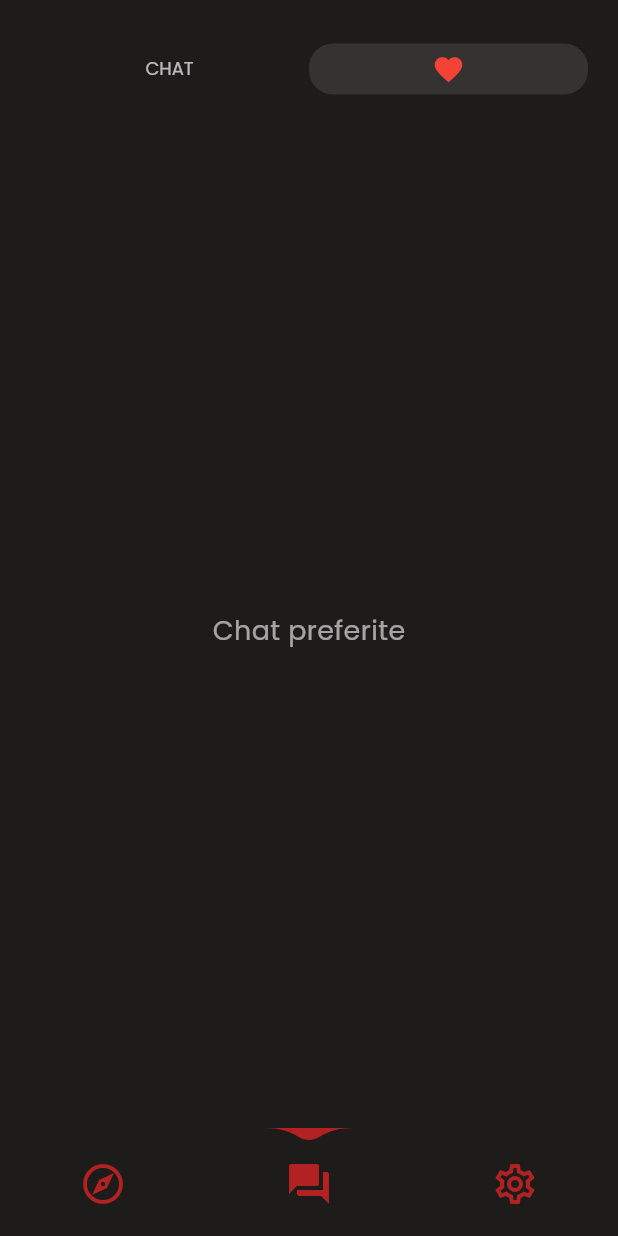
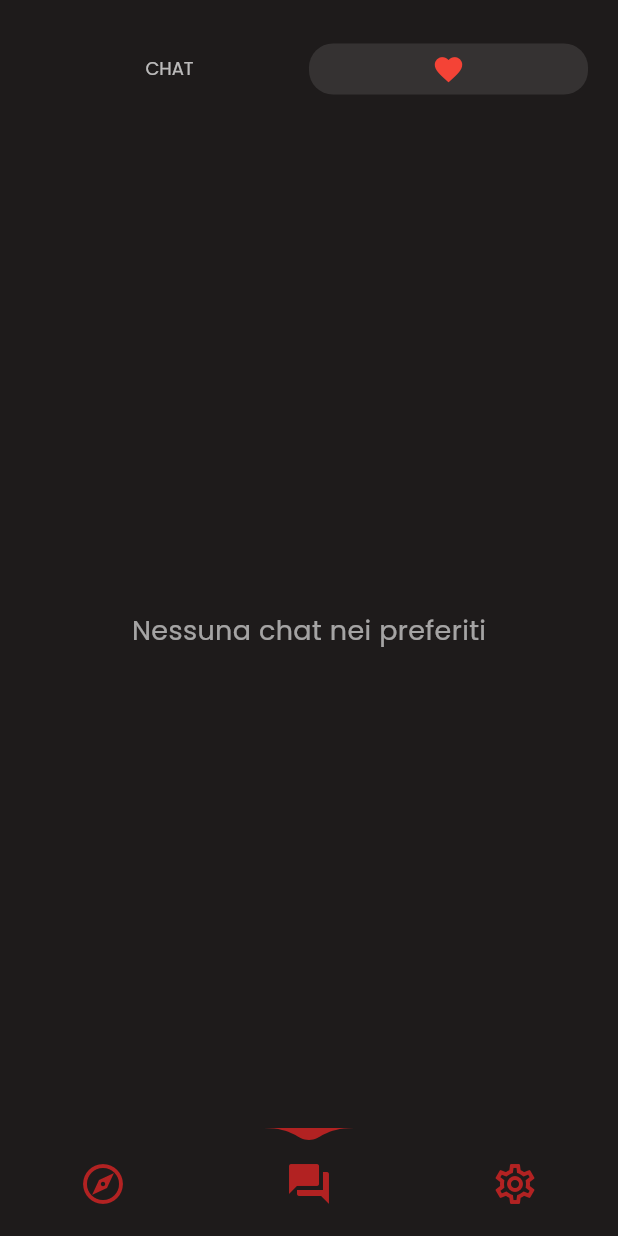
Before and after one commit to Halulala/Ai-Adventures, a Flutter app: the screen it shows after launch, item 2 of the bottom bar chosen, after a tap on the "favorite outline" icon, on a phone screen of 412 x 824 dp. Run offline on Flutter 3.47's test engine with Material 3 defaults, Android fonts, the phone set to English and light mode, and no system bars; drawn by our look-alikes of water_drop_nav_bar; our stand-ins replace google_fonts; missing offline and left inert: dynamic_height_grid_view.

Commit message:
update grap and text page logic

```diff
--- a/lib/main.dart
+++ b/lib/main.dart
@@ -2,6 +2,7 @@ import 'package:flutter/material.dart';
 import 'package:google_fonts/google_fonts.dart';
 import 'package:progetto/pages/explore_page.dart';
 import 'package:progetto/pages/all_chats_page.dart';
+import 'package:progetto/pages/option_profile.dart';
 
 import 'package:water_drop_nav_bar/water_drop_nav_bar.dart';
 
@@ -43,7 +44,7 @@ class _MainScreenState extends State<MainScreen> {
   final List<Widget> _pages = const [
     ExplorePage(),
     AllChatsPage(),
-    //
+    OptionProfile(),
   ];
 
   @override
--- a/lib/pages/all_chats_page.dart
+++ b/lib/pages/all_chats_page.dart
@@ -1,5 +1,5 @@
+import 'package:google_fonts/google_fonts.dart';
 import 'package:flutter/material.dart';
-import 'package:google_fonts/google_fonts.dart';
 
 class AllChatsPage extends StatefulWidget {
   const AllChatsPage({super.key});
@@ -11,21 +11,26 @@ class AllChatsPage extends StatefulWidget {
 class _AllChatsPageState extends State<AllChatsPage> {
   bool isChatSelected = true;
   late PageController _pageController;
+  List<Map<String, String>> favoriteChats = [];
+
 
   final List<Map<String, String>> chats = [
-    {'name': 'Er pupone', 'message': 'A maggggica!', 'unread': 'true'},
-    {
-      'name': 'Bomba Anarchica',
-      'message': 'Sei nato sotto n cielo, sbaaaagliaaaato',
-      'unread': 'false',
-    },
-    {'name': 'Marco', 'message': 'Evoco Exodia il proibito!', 'unread': 'true'},
+    {'name': 'Er pupone', 'message': 'A maggggica!', 'unreadCount': '3'},
+    {'name': 'Bomba Anarchica', 'message': 'Sei nato sotto n cielo, sbaaaagliaaaato', 'unreadCount': '0'},
+    {'name': 'Marco', 'message': 'Evoco Exodia il proibito!', 'unreadCount': '2'},
   ];
+
 
   @override
   void initState() {
     super.initState();
     _pageController = PageController(initialPage: isChatSelected ? 0 : 1);
+  }
+
+  @override
+  void dispose() {
+    _pageController.dispose();
+    super.dispose();
   }
 
   void _switchToTab(int index) {
@@ -40,7 +45,68 @@ class _AllChatsPageState extends State<AllChatsPage> {
   }
 
   Widget _buildChatItem(Map<String, String> chat) {
-    return Padding(
+    final bool isFavorite = favoriteChats.contains(chat);
+
+    return GestureDetector(
+      onLongPress: () {
+        showModalBottomSheet(
+          context: context,
+          backgroundColor: Colors.grey[900],
+          shape: const RoundedRectangleBorder(
+            borderRadius: BorderRadius.vertical(top: Radius.circular(20)),
+          ),
+          builder: (context) {
+            return Column(
+              mainAxisSize: MainAxisSize.min,
+              children: [
+                if (!isFavorite)
+                  ListTile(
+                    leading: const Icon(Icons.favorite, color: Colors.red),
+                    title: const Text("Aggiungi ai preferiti", style: TextStyle(color: Colors.white)),
+                    onTap: () {
+                      Navigator.pop(context);
+                      setState(() {
+                        favoriteChats.add(chat);
+                      });
+                      ScaffoldMessenger.of(context).showSnackBar(
+                        const SnackBar(content: Text('È stata aggiunta ai preferiti')),
+                      );
+                    },
+                  ),
+                if (isFavorite)
+                  ListTile(
+                    leading: const Icon(Icons.favorite_border, color: Colors.redAccent),
+                    title: const Text("Rimuovi dai preferiti", style: TextStyle(color: Colors.white)),
+                    onTap: () {
+                      Navigator.pop(context);
+                      setState(() {
+                        favoriteChats.remove(chat);
+                      });
+                      ScaffoldMessenger.of(context).showSnackBar(
+                        const SnackBar(content: Text('Rimossa dai preferiti')),
+                      );
+                    },
+                  ),
+                ListTile(
+                  leading: const Icon(Icons.delete, color: Colors.white70),
+                  title: const Text("Elimina", style: TextStyle(color: Colors.white)),
+                  onTap: () {
+                    Navigator.pop(context);
+                    setState(() {
+                      chats.remove(chat);
+                      favoriteChats.remove(chat);
+                    });
+                    ScaffoldMessenger.of(context).showSnackBar(
+                      const SnackBar(content: Text('La chat è stata eliminata')),
+                    );
+                  },
+                ),
+              ],
+            );
+          },
+        );
+      },
+      child: Padding(
         padding: const EdgeInsets.symmetric(vertical: 8.0),
         child: Container(
           padding: const EdgeInsets.all(12.0),
@@ -76,20 +142,20 @@ class _AllChatsPageState extends State<AllChatsPage> {
                   ],
                 ),
               ),
-            if (chat['unread'] == 'true')
+              if (chat['unreadCount'] != null && chat['unreadCount'] != '0')
                 Container(
-                padding: const EdgeInsets.all(6.0),
-                decoration: const BoxDecoration(
+                  padding: const EdgeInsets.symmetric(horizontal: 8.0, vertical: 4.0),
+                  decoration: BoxDecoration(
                     color: Colors.red,
-                  shape: BoxShape.circle,
+                    borderRadius: BorderRadius.circular(12),
                   ),
-                child: const Icon(
-                  Icons.fiber_new,
-                  color: Colors.white,
-                  size: 16,
+                  child: Text(
+                    chat['unreadCount']!,
+                    style: const TextStyle(color: Colors.white, fontSize: 12),
                   ),
                 ),
             ],
+          ),
         ),
       ),
     );
@@ -119,16 +185,11 @@ class _AllChatsPageState extends State<AllChatsPage> {
           child: Column(
             children: [
               Padding(
-                padding: const EdgeInsets.symmetric(
-                  horizontal: 16,
-                  vertical: 12,
-                ),
+                padding: const EdgeInsets.symmetric(horizontal: 16, vertical: 12),
                 child: LayoutBuilder(
                   builder: (context, constraints) {
-                    final tabCount = 2;
-                    final tabWidth = constraints.maxWidth / tabCount;
-                    final indicatorAlignment =
-                        isChatSelected
+                    final tabWidth = constraints.maxWidth / 2;
+                    final indicatorAlignment = isChatSelected
                         ? Alignment.centerLeft
                         : Alignment.centerRight;
 
@@ -157,19 +218,11 @@ class _AllChatsPageState extends State<AllChatsPage> {
                                   onTap: () => _switchToTab(0),
                                   child: Center(
                                     child: AnimatedDefaultTextStyle(
-                                      duration: const Duration(
-                                        milliseconds: 200,
-                                      ),
+                                      duration: const Duration(milliseconds: 200),
                                       style: GoogleFonts.poppins(
                                         fontSize: isChatSelected ? 15 : 12,
-                                        fontWeight:
-                                            isChatSelected
-                                                ? FontWeight.w600
-                                                : FontWeight.w400,
-                                        color:
-                                            isChatSelected
-                                                ? Colors.red
-                                                : Colors.white70,
+                                        fontWeight: isChatSelected ? FontWeight.w600 : FontWeight.w400,
+                                        color: isChatSelected ? Colors.red : Colors.white70,
                                       ),
                                       child: const Text('CHAT'),
                                     ),
@@ -182,11 +235,8 @@ class _AllChatsPageState extends State<AllChatsPage> {
                                   onTap: () => _switchToTab(1),
                                   child: Center(
                                     child: AnimatedSwitcher(
-                                      duration: const Duration(
-                                        milliseconds: 200,
-                                      ),
-                                      child:
-                                          isChatSelected
+                                      duration: const Duration(milliseconds: 200),
+                                      child: isChatSelected
                                           ? const Icon(
                                         Icons.favorite_border,
                                         key: ValueKey('outlined'),
@@ -221,21 +271,29 @@ class _AllChatsPageState extends State<AllChatsPage> {
                     });
                   },
                   children: [
+                    // ✅ Tab 0: tutte le chat
                     ListView.builder(
                       padding: const EdgeInsets.symmetric(horizontal: 16),
                       itemCount: chats.length,
-                      itemBuilder:
-                          (context, index) => _buildChatItem(chats[index]),
+                      itemBuilder: (context, index) => _buildChatItem(chats[index]),
                     ),
-                    Center(
+
+                    // ✅ Tab 1: chat preferite
+                    favoriteChats.isEmpty
+                        ? Center(
                       child: Text(
-                        'Chat preferite',
+                        'Nessuna chat nei preferiti',
                         style: GoogleFonts.poppins(
                           fontSize: 18,
                           color: Colors.white60,
                           fontWeight: FontWeight.w400,
                         ),
                       ),
+                    )
+                        : ListView.builder(
+                      padding: const EdgeInsets.symmetric(horizontal: 16),
+                      itemCount: favoriteChats.length,
+                      itemBuilder: (context, index) => _buildChatItem(favoriteChats[index]),
                     ),
                   ],
                 ),
--- a/lib/pages/explore_page.dart
+++ b/lib/pages/explore_page.dart
@@ -192,13 +192,16 @@ class _ExplorePageState extends State<ExplorePage> {
                   ),
                 ),
                 const SizedBox(width: 10),
-                IconButton(
+                Padding(
+                  padding: const EdgeInsets.fromLTRB(40,0,0,0),
+                  child: IconButton(
                     icon: const Icon(Icons.search, color: Colors.white),
                     onPressed: () {
                       setState(() {
                         isSearching = true;
                       });
                     },
+                  ),
                 ),
               ],
             ),
--- /dev/null
+++ b/lib/pages/option_profile.dart
@@ -0,0 +1,274 @@
+import 'package:flutter/material.dart';
+import 'package:google_fonts/google_fonts.dart';
+
+class OptionProfile extends StatefulWidget {
+  const OptionProfile({super.key});
+
+  @override
+  State<OptionProfile> createState() => _OptionProfileState();
+}
+
+class _OptionProfileState extends State<OptionProfile> {
+  bool isAvatarExpanded = false;
+  String nickname = "Nome Utente"; // nickname aggiornabile
+
+  void _showOptionsBottomSheet() {
+    showModalBottomSheet(
+      context: context,
+      backgroundColor: const Color(0xFF1E1B1B),
+      shape: const RoundedRectangleBorder(
+        borderRadius: BorderRadius.vertical(top: Radius.circular(20)),
+      ),
+      builder: (context) {
+        return Padding(
+          padding: const EdgeInsets.all(20),
+          child: Column(
+            mainAxisSize: MainAxisSize.min,
+            children: [
+              ListTile(
+                leading: const Icon(Icons.logout, color: Colors.red),
+                title: Text(
+                  "Logout",
+                  style: GoogleFonts.poppins(color: Colors.white),
+                ),
+                onTap: () {
+                  // Logica logout qui
+                  Navigator.pop(context);
+                  ScaffoldMessenger.of(context).showSnackBar(
+                    const SnackBar(content: Text('Logout effettuato')),
+                  );
+                },
+              ),
+              ListTile(
+                leading: const Icon(Icons.settings, color: Colors.blueAccent),
+                title: Text(
+                  "Preferenze",
+                  style: GoogleFonts.poppins(color: Colors.white),
+                ),
+                onTap: () {
+                  Navigator.pop(context);
+                  // Naviga o mostra un'altra schermata per le preferenze
+                },
+              ),
+              ListTile(
+                leading: const Icon(Icons.info_outline, color: Colors.green),
+                title: Text(
+                  "Informazioni",
+                  style: GoogleFonts.poppins(color: Colors.white),
+                ),
+                onTap: () {
+                  Navigator.pop(context);
+                  showAboutDialog(
+                    context: context,
+                    applicationName: "AI & Adventures",
+                    applicationVersion: "1.0.0",
+                    children: [Text("App sviluppata con Flutter, daje Roma!")],
+                  );
+                },
+              ),
+            ],
+          ),
+        );
+      },
+    );
+  }
+
+  void _showProfileOptionsSheet() {
+    showModalBottomSheet(
+      context: context,
+      backgroundColor: const Color(0xFF1E1B1B),
+      shape: const RoundedRectangleBorder(
+        borderRadius: BorderRadius.vertical(top: Radius.circular(20)),
+      ),
+      builder: (context) {
+        TextEditingController nicknameController = TextEditingController(
+          text: nickname,
+        );
+
+        return Padding(
+          padding: const EdgeInsets.all(20),
+          child: Column(
+            mainAxisSize: MainAxisSize.min,
+            children: [
+              ListTile(
+                leading: const Icon(Icons.image, color: Colors.orange),
+                title: Text(
+                  "Cambia immagine",
+                  style: GoogleFonts.poppins(color: Colors.white),
+                ),
+                onTap: () {
+                  Navigator.pop(context);
+                  ScaffoldMessenger.of(context).showSnackBar(
+                    const SnackBar(
+                      content: Text(
+                        'Funzione "Cambia immagine" non ancora implementata',
+                      ),
+                    ),
+                  );
+                },
+              ),
+              ListTile(
+                leading: const Icon(Icons.edit, color: Colors.lightBlue),
+                title: Text(
+                  "Cambia nickname",
+                  style: GoogleFonts.poppins(color: Colors.white),
+                ),
+                onTap: () {
+                  Navigator.pop(context);
+                  showDialog(
+                    context: context,
+                    builder:
+                        (context) => AlertDialog(
+                          backgroundColor: const Color(0xFF1E1B1B),
+                          title: Text(
+                            "Modifica nickname",
+                            style: GoogleFonts.poppins(color: Colors.white),
+                          ),
+                          content: TextField(
+                            controller: nicknameController,
+                            style: const TextStyle(color: Colors.white),
+                            decoration: const InputDecoration(
+                              hintText: "Inserisci nuovo nickname",
+                              hintStyle: TextStyle(color: Colors.white38),
+                            ),
+                          ),
+                          actions: [
+                            TextButton(
+                              onPressed: () => Navigator.pop(context),
+                              child: const Text(
+                                "Annulla",
+                                style: TextStyle(color: Colors.red),
+                              ),
+                            ),
+                            TextButton(
+                              onPressed: () {
+                                setState(() {
+                                  nickname = nicknameController.text;
+                                });
+                                Navigator.pop(context);
+                              },
+                              child: const Text(
+                                "Salva",
+                                style: TextStyle(color: Colors.green),
+                              ),
+                            ),
+                          ],
+                        ),
+                  );
+                },
+              ),
+            ],
+          ),
+        );
+      },
+    );
+  }
+
+  @override
+  Widget build(BuildContext context) {
+    const backgroundColor = Color(0xFF1E1B1B);
+
+    return Scaffold(
+      backgroundColor: backgroundColor,
+      appBar: AppBar(
+        backgroundColor: Colors.transparent,
+        elevation: 0,
+        leading: IconButton(
+          icon: const Icon(Icons.person, color: Colors.white),
+          onPressed: _showProfileOptionsSheet,
+        ),
+        actions: [
+          IconButton(
+            icon: const Icon(Icons.menu, color: Colors.white),
+            onPressed: _showOptionsBottomSheet,
+          ),
+        ],
+      ),
+      body: Padding(
+        padding: const EdgeInsets.symmetric(horizontal: 24, vertical: 16),
+        child: Column(
+          crossAxisAlignment: CrossAxisAlignment.center,
+          children: [
+            const SizedBox(height: 20),
+            GestureDetector(
+              onTap: () {
+                setState(() {
+                  isAvatarExpanded = !isAvatarExpanded;
+                });
+              },
+              child: AnimatedContainer(
+                duration: const Duration(milliseconds: 300),
+                curve: Curves.easeInOut,
+                width: isAvatarExpanded ? 150 : 100,
+                height: isAvatarExpanded ? 150 : 100,
+                child: const CircleAvatar(
+                  backgroundColor: Colors.purple,
+                  child: Icon(Icons.person, size: 50, color: Colors.white),
+                ),
+              ),
+            ),
+            const SizedBox(height: 20),
+            Text(
+              nickname,
+              style: GoogleFonts.poppins(
+                fontSize: 22,
+                fontWeight: FontWeight.bold,
+                color: Colors.white,
+              ),
+            ),
+            Text(
+              'utente@email.com',
+              style: GoogleFonts.poppins(fontSize: 16, color: Colors.white70),
+            ),
+            const SizedBox(height: 30),
+            Container(
+              width: double.infinity,
+              padding: const EdgeInsets.all(20),
+              decoration: BoxDecoration(
+                color: Colors.white10,
+                borderRadius: BorderRadius.circular(16),
+              ),
+              child: Column(
+                crossAxisAlignment: CrossAxisAlignment.start,
+                children: [
+                  Text(
+                    "Informazioni",
+                    style: GoogleFonts.poppins(
+                      fontSize: 18,
+                      fontWeight: FontWeight.w600,
+                      color: Colors.red,
+                    ),
+                  ),
+                  const SizedBox(height: 12),
+                  Text(
+                    "Username: NomeUtente123",
+                    style: GoogleFonts.poppins(
+                      fontSize: 16,
+                      color: Colors.white,
+                    ),
+                  ),
+                  const SizedBox(height: 8),
+                  Text(
+                    "Email: utente@email.com",
+                    style: GoogleFonts.poppins(
+                      fontSize: 16,
+                      color: Colors.white,
+                    ),
+                  ),
+                  const SizedBox(height: 8),
+                  Text(
+                    "Account creato: 01/01/2024",
+                    style: GoogleFonts.poppins(
+                      fontSize: 16,
+                      color: Colors.white,
+                    ),
+                  ),
+                ],
+              ),
+            ),
+          ],
+        ),
+      ),
+    );
+  }
+}
```
Lines whose indentation alone changed are shown as unchanged.
